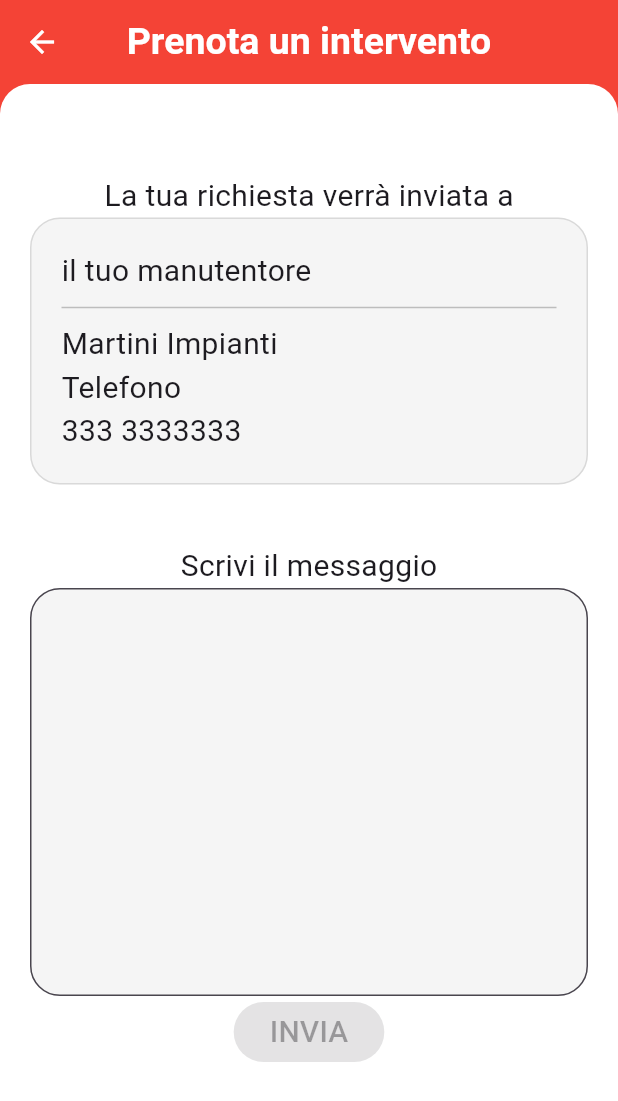
After one commit to MatteoBedini/Riproduzione_altrefiamme-Flutter, a Flutter app: the MyHomePage screen opened directly, scrolled down 176 dp, after a tap on "PRENOTA UN INTERVENTO", on a phone screen of 412 x 824 dp. The commit adds this screen. Shown: the top 1101 px of the screen. Run offline on Flutter 3.47's test engine with Material 3 defaults, Android fonts, the phone set to English and light mode, and no system bars; our stand-ins replace fl_chart, font_awesome_flutter.

Commit message:
intervento button

```diff
--- a/lib/general_widgets/book_an_intervention_button.dart
+++ b/lib/general_widgets/book_an_intervention_button.dart
@@ -1,5 +1,7 @@
 
 import 'package:flutter/material.dart';
+
+import '../pages/book_an_intervention/book_and_intervention.dart';
 class BookInterventionButton extends StatelessWidget {
   const BookInterventionButton({
     super.key,
@@ -23,7 +25,13 @@ class BookInterventionButton extends StatelessWidget {
                   foregroundColor: WidgetStateProperty.all(Colors.white),
                   maximumSize: WidgetStateProperty.all(const Size(double.infinity,double.infinity)),
                 ),
-                onPressed: null,
+                onPressed: () {
+                  Navigator.push(
+                    context,
+                    MaterialPageRoute(
+                        builder: (context) => const BookAnIntervention()),
+                  );
+                },
                 child:  const Text(
                   'PRENOTA UN INTERVENTO',
                   style: TextStyle(fontSize: 18),
--- a/lib/general_widgets/divide.dart
+++ b/lib/general_widgets/divide.dart
@@ -12,8 +12,8 @@ class Divide extends StatelessWidget {
       color: Colors.grey.shade400,
       height: 20,
       thickness: 1,
-      indent: 10,
-      endIndent: 10,
+      indent: 0,
+      endIndent: 0,
     );
   }
 }
--- /dev/null
+++ b/lib/pages/book_an_intervention/book_and_intervention.dart
@@ -0,0 +1,92 @@
+import 'package:flutter/material.dart';
+
+import '../../general_widgets/divide.dart';
+
+class BookAnIntervention extends StatelessWidget {
+  const BookAnIntervention({super.key});
+
+  @override
+  Widget build(BuildContext context) {
+    return Scaffold(
+      appBar: AppBar(
+        foregroundColor: Colors.white,
+        backgroundColor: Colors.red,
+        centerTitle: true,
+        title: const Text(
+          'Prenota un intervento',
+          style: TextStyle(fontWeight: FontWeight.bold, fontSize: 25),
+        ),
+      ),
+      body: SingleChildScrollView(
+        child: Container(
+          height: MediaQuery.of(context).size.height,
+          padding: const EdgeInsets.all(20),
+          decoration: const BoxDecoration(
+            color: Colors.white,
+            borderRadius: BorderRadius.only(
+                topLeft: Radius.circular(20), topRight: Radius.circular(20)),
+          ),
+          child: Column(
+            children: [
+              Padding(
+
+                padding: const EdgeInsets.fromLTRB(0, 40, 0, 0),
+                child: const Text(
+                  'La tua richiesta verrà inviata a',
+                  style: TextStyle(fontSize: 20),
+                ),
+              ),
+              Container(
+                margin: EdgeInsets.fromLTRB(0, 0, 0, 40),
+                padding: const EdgeInsets.all(20),
+                decoration: BoxDecoration(
+                  color: Colors.grey.shade100, // Colore bianco
+                  borderRadius: BorderRadius.circular(20),
+                  border: Border.all(
+                    color: Colors.grey.shade400.withOpacity(0.5),
+                    width: 1,
+                  ),
+                ),
+                child: const Column(
+                    crossAxisAlignment: CrossAxisAlignment.start,
+                    children: [
+                      Text(
+                        'il tuo manutentore',
+                        style: TextStyle(fontSize: 20),
+                      ),
+                      Divide(),
+                      Text(
+                        'Martini Impianti',
+                        style: TextStyle(fontSize: 20),
+                      ),
+                      Text(
+                        'Telefono',
+                        style: TextStyle(fontSize: 20),
+                      ),
+                      Text(
+                        '333 3333333',
+                        style: TextStyle(fontSize: 20),
+                      ),
+                    ]),
+              ),
+              const Text('Scrivi il messaggio', style: TextStyle(fontSize: 20)),
+              TextField(
+                minLines: 10,
+                maxLines: null, // Allow multiple lines
+                keyboardType: TextInputType.multiline,
+                decoration: InputDecoration(
+                  filled: true,
+                  fillColor: Colors.grey.shade100,
+                  border: OutlineInputBorder(
+                    borderRadius: BorderRadius.circular(20),
+                  ),
+                ),
+              ),
+              const ElevatedButton(onPressed: null, child: Text('INVIA',style: TextStyle(fontSize: 20),))
+            ],
+          ),
+        ),
+      ),
+    );
+  }
+}
--- a/lib/pages/login-page/login.dart
+++ b/lib/pages/login-page/login.dart
@@ -89,7 +89,7 @@ class Login extends StatelessWidget {
                           builder: (context) => const Register()),
                     );
                   },
-                  child: Text('Non sei registrato? Clicca qui',style: TextStyle(color: Colors.white,fontSize: 20,decoration: TextDecoration.underline,decorationColor: Colors.white),),
+                  child: const Text('Non sei registrato? Clicca qui',style: TextStyle(color: Colors.white,fontSize: 20,decoration: TextDecoration.underline,decorationColor: Colors.white),),
                 ),
               )
             ]
```
